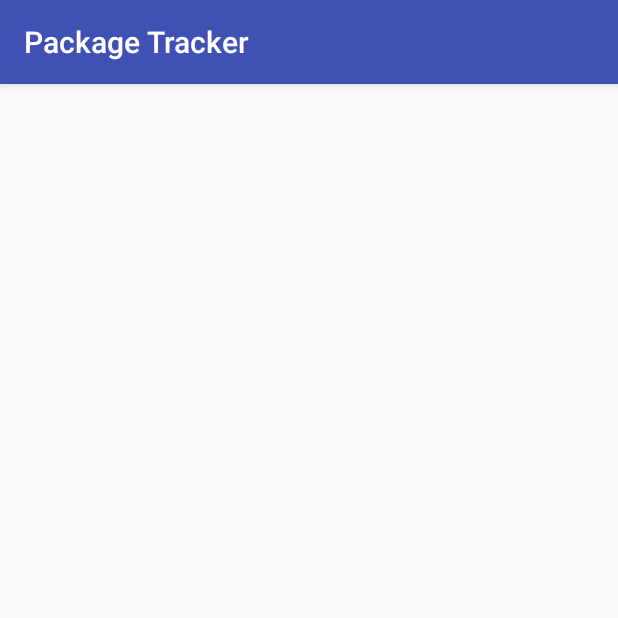
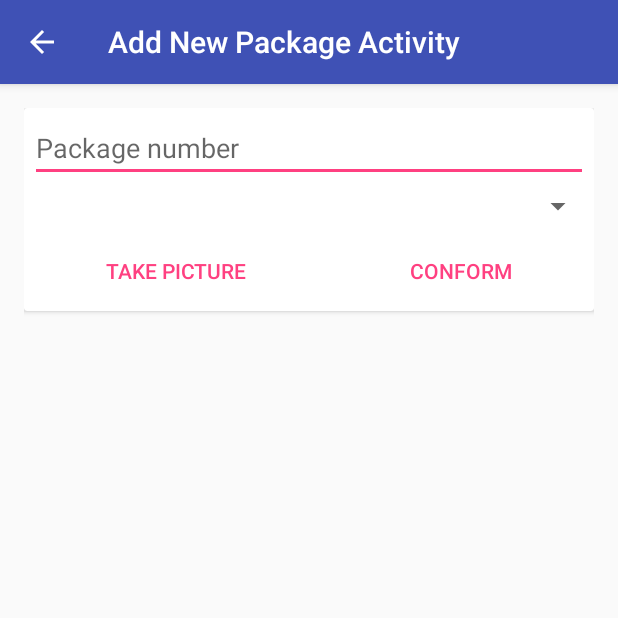
Before and after one commit to enihsyou/PackageTracker, an Android app: the AddNewPackageActivity screen opened directly, with no data from a screen before it, on a phone screen of 412 x 824 dp, the top half of it. Run offline under Robolectric (Android 15) with nearby library versions, the light colour scheme and no system bars.

Commit message:
添加单号时候自动识别快递公司

```diff
--- a/app/build.gradle
+++ b/app/build.gradle
@@ -38,6 +38,5 @@ dependencies {
     compile 'io.github.yavski:fab-speed-dial:1.0.6'
     testCompile 'junit:junit:4.12'
     compile 'jp.wasabeef:recyclerview-animators:2.2.5'
-    compile 'com.github.florent37:materialtextfield:1.0.5'
     compile 'com.getkeepsafe.taptargetview:taptargetview:1.6.0'
 }
--- a/app/src/main/java/com/enihsyou/shane/packagetracker/AddNewPackageActivity.java
+++ b/app/src/main/java/com/enihsyou/shane/packagetracker/AddNewPackageActivity.java
@@ -1,13 +1,86 @@
 package com.enihsyou.shane.packagetracker;
 
+import android.os.AsyncTask;
 import android.os.Bundle;
 import android.support.v7.app.AppCompatActivity;
+import android.text.Editable;
+import android.text.TextWatcher;
+import android.util.Log;
+import android.widget.ArrayAdapter;
+import android.widget.Button;
+import android.widget.EditText;
+import android.widget.Spinner;
+
+import java.io.IOException;
+import java.util.ArrayList;
 
 public class AddNewPackageActivity extends AppCompatActivity {
+    private static final String TAG = "AddNewPackageActivity";
+
+    private EditText mNumberEdit;
+    private Spinner mSpinner;
+    private Button mConform;
+    private Button mTakePicture;
+
+    private ArrayAdapter<CompanyEachAutoSearch> spinnerAdapter;
+    private ArrayList<CompanyEachAutoSearch> spinnerItems = new ArrayList<>();
 
     @Override
     protected void onCreate(Bundle savedInstanceState) {
         super.onCreate(savedInstanceState);
         setContentView(R.layout.activity_add_new_package);
+
+        mNumberEdit = (EditText) findViewById(R.id.package_number_input);
+        mSpinner = (Spinner) findViewById(R.id.company_spinner);
+        mConform = (Button) findViewById(R.id.button_conform);
+        mTakePicture = (Button) findViewById(R.id.button_take_picture);
+
+        spinnerAdapter = new ArrayAdapter<>(this,
+                android.R.layout.simple_spinner_dropdown_item,
+                spinnerItems);
+
+        mNumberEdit.addTextChangedListener(new TextWatcher() {
+            @Override
+            public void beforeTextChanged(CharSequence s, int start, int count, int after) {}
+
+            @Override
+            public void onTextChanged(CharSequence s, int start, int before, int count) {}
+
+            @Override
+            public void afterTextChanged(Editable s) {
+                new FetchTask(s.toString()).execute();
+            }
+        });
+
+        mSpinner.setAdapter(spinnerAdapter);
+    }
+
+    private class FetchTask extends AsyncTask<String, Void, CompanyAutoSearchResult> {
+        private String queryNumber;
+        private Kuaidi100Fetcher fetcher;
+
+        public FetchTask(String queryNumber) {
+            this.queryNumber = queryNumber;
+            fetcher = new Kuaidi100Fetcher();
+        }
+
+        @Override
+        protected CompanyAutoSearchResult doInBackground(String... params) {
+            if (queryNumber != null) {
+                try {
+                    return fetcher.companyResult(queryNumber);
+                } catch (IOException e) {
+                    e.printStackTrace();
+                }
+            }
+            return null;
+        }
+
+        @Override
+        protected void onPostExecute(CompanyAutoSearchResult companyAutoSearchResult) {
+            Log.i(TAG, "onPostExecute: " + companyAutoSearchResult.getCompanies().size());
+            spinnerAdapter.clear();
+            spinnerAdapter.addAll(companyAutoSearchResult.getCompanies());
+        }
     }
 }
--- a/app/src/main/java/com/enihsyou/shane/packagetracker/CompanyAutoSearchResult.java
+++ b/app/src/main/java/com/enihsyou/shane/packagetracker/CompanyAutoSearchResult.java
@@ -21,4 +21,9 @@ public class CompanyAutoSearchResult {
     public void setCompanies(List<CompanyEachAutoSearch> companies) {
         this.companies = companies;
     }
+
+    @Override
+    public String toString() {
+        return super.toString() + "@" + number;
+    }
 }
--- a/app/src/main/java/com/enihsyou/shane/packagetracker/CompanyEachAutoSearch.java
+++ b/app/src/main/java/com/enihsyou/shane/packagetracker/CompanyEachAutoSearch.java
@@ -31,4 +31,9 @@ public class CompanyEachAutoSearch {
     public void setNumberCount(String numberCount) {
         this.numberCount = numberCount;
     }
+
+    @Override
+    public String toString() {
+        return companyCode;
+    }
 }
--- a/app/src/main/res/layout/activity_add_new_package.xml
+++ b/app/src/main/res/layout/activity_add_new_package.xml
@@ -1,13 +1,62 @@
 <?xml version="1.0" encoding="utf-8"?>
-<RelativeLayout xmlns:android="http://schemas.android.com/apk/res/android"
+<LinearLayout xmlns:android="http://schemas.android.com/apk/res/android"
     xmlns:tools="http://schemas.android.com/tools"
     android:id="@+id/activity_add_new_package"
     android:layout_width="match_parent"
     android:layout_height="match_parent"
+    android:orientation="vertical"
     android:paddingBottom="@dimen/activity_vertical_margin"
     android:paddingLeft="@dimen/activity_horizontal_margin"
     android:paddingRight="@dimen/activity_horizontal_margin"
     android:paddingTop="@dimen/activity_vertical_margin"
     tools:context="com.enihsyou.shane.packagetracker.AddNewPackageActivity">
+    <android.support.v7.widget.CardView
+        android:layout_width="match_parent"
+        android:layout_height="wrap_content">
+        <LinearLayout
+            android:layout_width="match_parent"
+            android:layout_height="wrap_content"
+            android:orientation="vertical">
+            <EditText
+                android:id="@+id/package_number_input"
+                android:layout_width="match_parent"
+                android:layout_height="wrap_content"
+                android:layout_margin="4dp"
+                android:hint="@string/package_number"
+                tools:ignore="TextFields"
+                tools:layout_editor_absoluteX="0dp"
+                tools:layout_editor_absoluteY="0dp" />
+            <Spinner
+                android:id="@+id/company_spinner"
+                android:layout_width="match_parent"
+                android:layout_height="wrap_content" />
 
-</RelativeLayout>
+            <LinearLayout
+                style="?android:attr/buttonBarStyle"
+                android:layout_width="match_parent"
+                android:layout_height="match_parent"
+                android:layout_marginTop="4dp"
+                android:orientation="horizontal">
+                <Button
+                    android:id="@+id/button_take_picture"
+                    style="?android:attr/buttonBarButtonStyle"
+                    android:layout_width="wrap_content"
+                    android:layout_height="wrap_content"
+                    android:layout_weight="1"
+                    android:text="@string/button_take_picture" />
+                <Button
+                    android:id="@+id/button_conform"
+                    style="?android:attr/buttonBarButtonStyle"
+                    android:layout_width="wrap_content"
+                    android:layout_height="wrap_content"
+                    android:layout_weight="1"
+                    android:text="@string/button_conform" />
+            </LinearLayout>
+        </LinearLayout>
+     </android.support.v7.widget.CardView>
+    <FrameLayout
+        android:layout_width="match_parent"
+        android:layout_height="wrap_content">
+
+    </FrameLayout>
+</LinearLayout>
--- a/app/src/main/res/values/strings.xml
+++ b/app/src/main/res/values/strings.xml
@@ -167,5 +167,5 @@
 "when a user tries to pick up one of cards.\n\n"
 </string>
     <string name="title_activity_package_state">PackageStateActivity</string>
-    <string name="section_format">Hello World from section: %1$d</string><string name="buy_buy_buy">BUY! BUY! BUY!</string>
+    <string name="section_format">Hello World from section: %1$d</string><string name="buy_buy_buy">BUY! BUY! BUY!</string><string name="package_number">Package number</string><string name="button_take_picture">Take Picture</string><string name="button_conform">Conform</string><string name="title_activity_add_new">Add New Package Activity</string><string name="title_activity_send_new">Send New Package Activity</string>
 </resources>
```
Also changed, not shown: app/src/main/AndroidManifest.xml (+11 -3 lines), app/src/main/java/com/enihsyou/shane/packagetracker/MainActivity.java (+14 -4 lines), app/src/main/res/menu/menu_fab_speed_dial.xml (+4 -4 lines), 2 other files.
